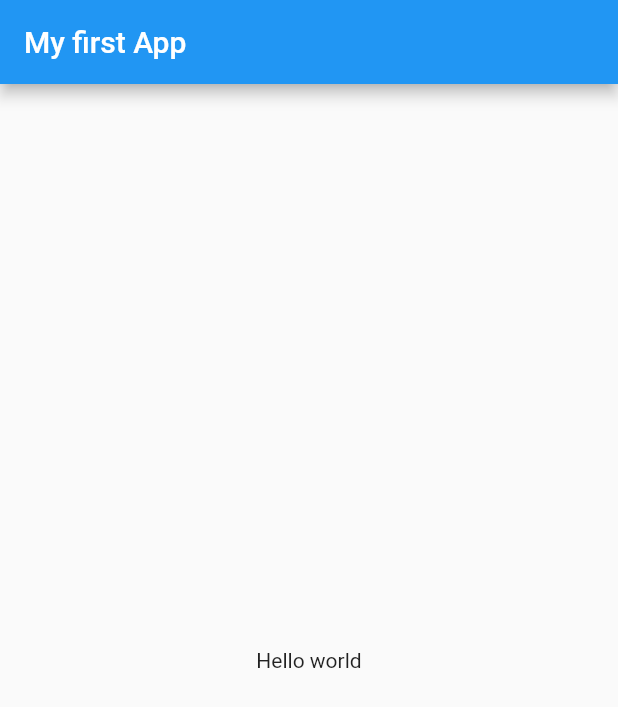
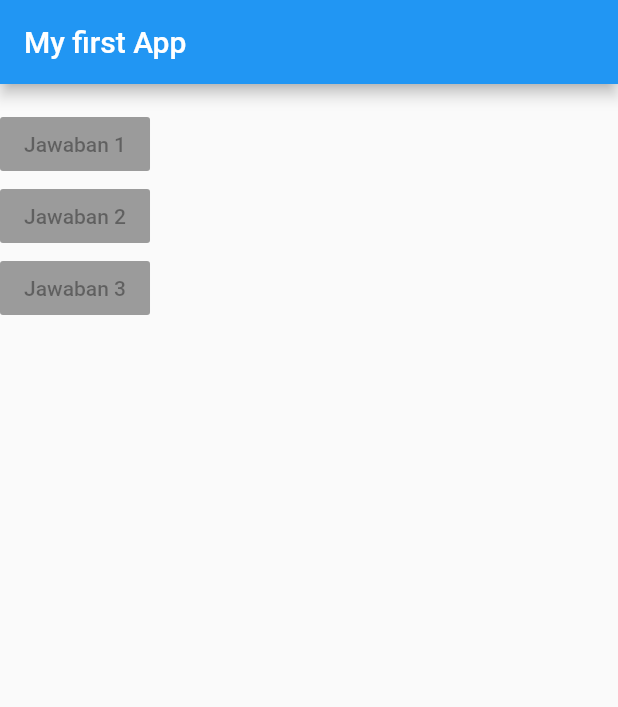
Before and after one commit to lbdjana23/Uts-mobile-apps-, a Flutter app: the screen it shows after launch, on a phone screen of 412 x 824 dp. Shown: the top 707 px of the screen. Run offline on Flutter 3.47's test engine with Material 2 defaults, Android fonts, the phone set to English and light mode, and no system bars.

Commit message:
menambahkan widged pertanyaan

```diff
--- a/lib/main.dart
+++ b/lib/main.dart
@@ -1,13 +1,29 @@
 import 'package:flutter/material.dart';
-void main() => runApp(MyApp());class MyApp extends StatelessWidget {
+
+void main() => runApp(MyApp());
+
+class MyApp extends StatelessWidget {
   Widget build(BuildContext context) {
     return MaterialApp(
       home: Scaffold(
           appBar: AppBar(
             title: Text('My first App'),
           ),
-body: Center(child: Text('Hello world')),
+          body: Column(children: <Widget>[
+            Text(''),
+            RaisedButton(
+              child: Text('Jawaban 1'),
+              onPressed: null,
             ),
+            RaisedButton(
+              child: Text('Jawaban 2'),
+              onPressed: null,
+            ),
+            RaisedButton(
+              child: Text('Jawaban 3'),
+              onPressed: null,
+            )
+          ])),
     );
   }
 }
```
Lines whose indentation alone changed are shown as unchanged.
